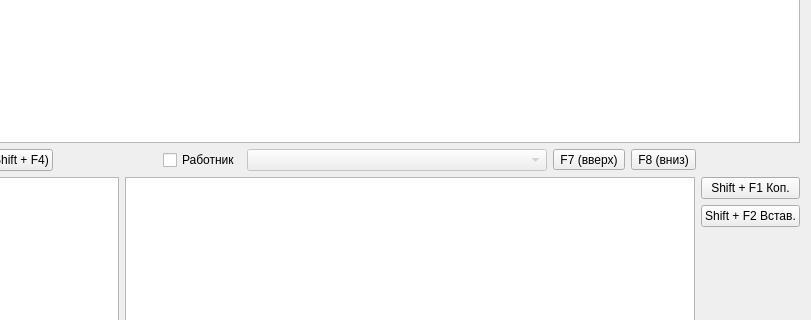
The window that formjob.ui (Sergeyego/el_zp) describes before a commit, drawn with Qt 5; both pictures show x 152 to 963 and y 156 to 476 of the 963 by 602 pixel window.
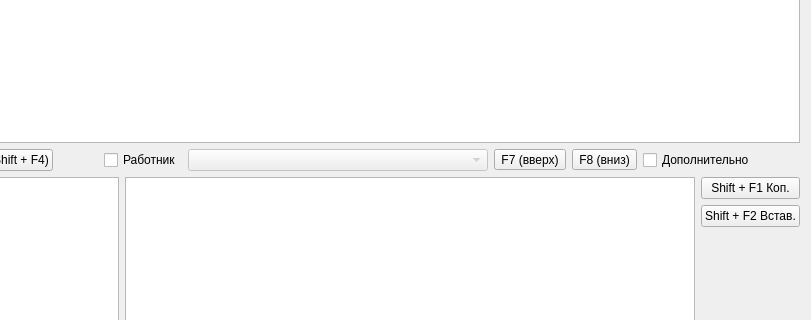
The same window after the commit. Custom widgets are drawn as their Qt base class.

The edit to the form file:
```diff
--- a/formjob.ui
+++ b/formjob.ui
@@ -202,6 +202,13 @@
        </property>
       </widget>
      </item>
+     <item>
+      <widget class="QCheckBox" name="checkBoxDop">
+       <property name="text">
+        <string>Дополнительно</string>
+       </property>
+      </widget>
+     </item>
      <item>
       <spacer name="horizontalSpacer_2">
        <property name="orientation">
```
